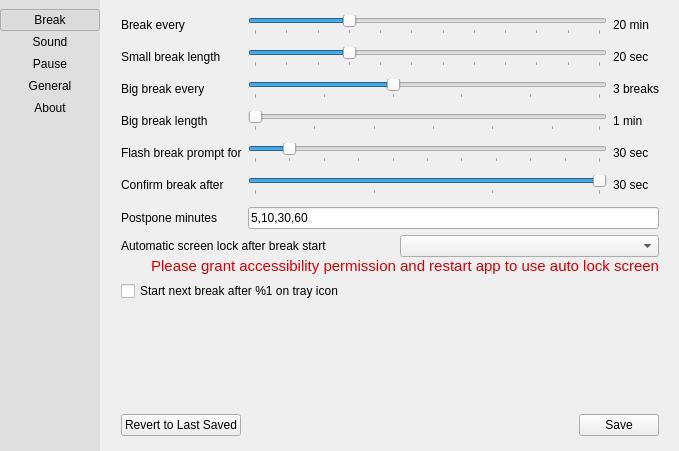
Qt form src/gui/pref-window.ui (AllanChain/sane-break) before a commit.
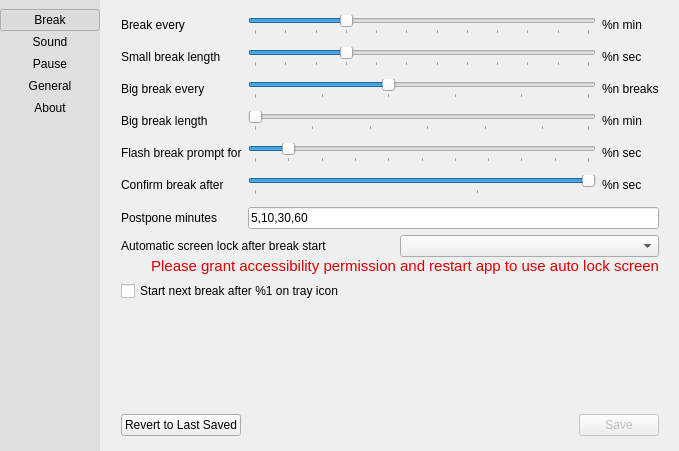
The same form after that commit. Icons and pictures are not drawn. Custom widgets are drawn as their Qt base class.

Patch:
```diff
--- a/src/gui/pref-window.ui
+++ b/src/gui/pref-window.ui
@@ -260,21 +260,21 @@
            <item row="3" column="2">
             <widget class="QLabel" name="bigBreakForLabel">
              <property name="text">
-              <string>1 min</string>
+              <string notr="true">%n min</string>
              </property>
             </widget>
            </item>
            <item row="2" column="2">
             <widget class="QLabel" name="bigBreakAfterLabel">
              <property name="text">
-              <string>3 breaks</string>
+              <string notr="true">%n breaks</string>
              </property>
             </widget>
            </item>
            <item row="5" column="1">
             <widget class="QSlider" name="confirmAfterSlider">
              <property name="minimum">
-              <number>1</number>
+              <number>0</number>
              </property>
              <property name="maximum">
               <number>30</number>
@@ -288,6 +288,9 @@
              <property name="tickPosition">
               <enum>QSlider::TickPosition::TicksBelow</enum>
              </property>
+             <property name="tickInterval">
+              <number>20</number>
+             </property>
             </widget>
            </item>
            <item row="0" column="1">
@@ -351,7 +354,7 @@
            <item row="1" column="2">
             <widget class="QLabel" name="smallBreakForLabel">
              <property name="text">
-              <string>20 sec</string>
+              <string notr="true">%n sec</string>
              </property>
             </widget>
            </item>
@@ -380,21 +383,21 @@
            <item row="0" column="2">
             <widget class="QLabel" name="smallBreakEveryLabel">
              <property name="text">
-              <string>20 min</string>
+              <string notr="true">%n min</string>
              </property>
             </widget>
            </item>
            <item row="4" column="2">
             <widget class="QLabel" name="flashForLabel">
              <property name="text">
-              <string>30 sec</string>
+              <string notr="true">%n sec</string>
              </property>
             </widget>
            </item>
            <item row="5" column="2">
             <widget class="QLabel" name="confirmAfterLabel">
              <property name="text">
-              <string>30 sec</string>
+              <string notr="true">%n sec</string>
              </property>
             </widget>
            </item>
@@ -1034,6 +1037,9 @@
         </item>
         <item>
          <widget class="QPushButton" name="saveButton">
+          <property name="enabled">
+           <bool>false</bool>
+          </property>
           <property name="text">
            <string>Save</string>
           </property>
```
Left out of the diff: 11 changed lines with no effect on the pictures.
